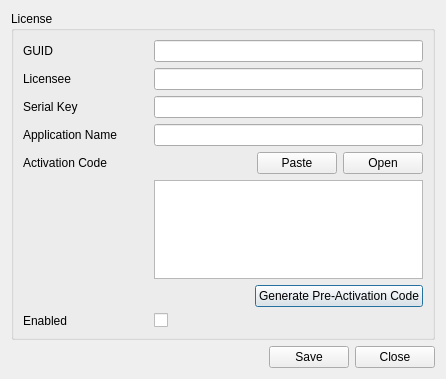
Above: Source/ZELNLauncher/ZELNLicenseEditorDialog.ui from orcun-gokbulut/ze before the change. Below: the same form after it.
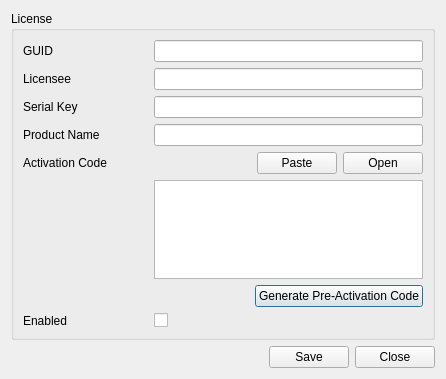
That is the form after the change. Icons and pictures are not drawn.

```diff
--- a/Source/ZELNLauncher/ZELNLicenseEditorDialog.ui
+++ b/Source/ZELNLauncher/ZELNLicenseEditorDialog.ui
@@ -70,7 +70,7 @@
          </size>
         </property>
         <property name="text">
-         <string>Application Name</string>
+         <string>Product Name</string>
         </property>
        </widget>
       </item>
```
